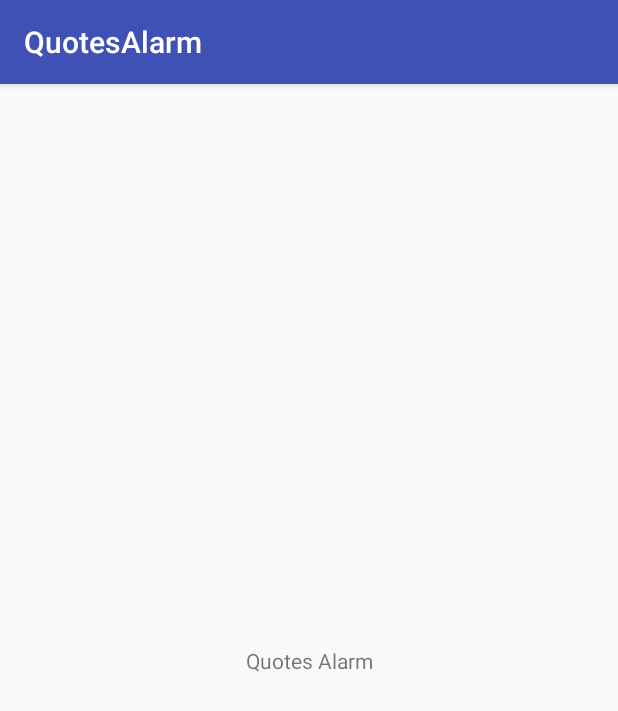
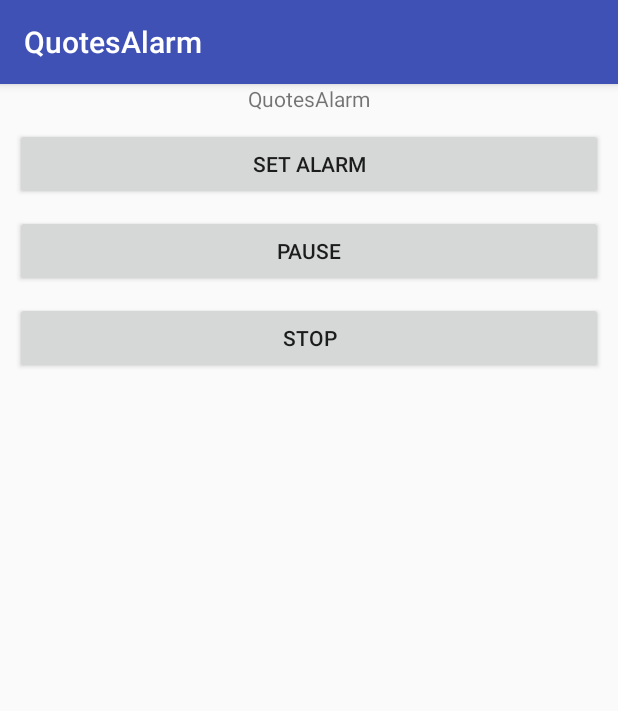
Before and after one commit to VRaj23/QuotesAlarm, an Android app: the screen it shows after launch (MainActivity), on a phone screen of 412 x 824 dp. Shown: the top 711 px of the screen. Run offline under Robolectric (Android 15) with nearby library versions, the light colour scheme and no system bars.

Commit message:
Alarmtone class with Singleton

```diff
--- a/app/src/main/java/varadraj/quotesalarm/AlarmBroadcastReceiver.java
+++ b/app/src/main/java/varadraj/quotesalarm/AlarmBroadcastReceiver.java
@@ -15,7 +15,9 @@ public class AlarmBroadcastReceiver extends BroadcastReceiver {
 
     @Override
     public void onReceive(Context context, Intent intent) {
-        Toast.makeText(context,"Alarm Raised",Toast.LENGTH_LONG).show();
+        //Toast.makeText(context,"Alarm Raised",Toast.LENGTH_LONG).show();
         Log.d("debug","onReceive");
+        AlarmTone alarmTone = AlarmTone.getDefaultInstance();
+        alarmTone.startAlarmTone(context);
     }
 }
--- a/app/src/main/java/varadraj/quotesalarm/MainActivity.java
+++ b/app/src/main/java/varadraj/quotesalarm/MainActivity.java
@@ -6,21 +6,26 @@ import android.content.Intent;
 import android.support.v7.app.AppCompatActivity;
 import android.os.Bundle;
 import android.util.Log;
+import android.view.View;
+import android.widget.Button;
 import android.widget.Toast;
 
-public class MainActivity extends AppCompatActivity {
+public class MainActivity extends AppCompatActivity implements View.OnClickListener {
+
+    Button startAlarm, pauseAlarm, stopAlarm;
 
     @Override
     protected void onCreate(Bundle savedInstanceState) {
         super.onCreate(savedInstanceState);
         setContentView(R.layout.activity_main);
+        startAlarm = (Button)findViewById(R.id.bt_setalarm);
+        startAlarm.setOnClickListener(this);
+        pauseAlarm = (Button)findViewById(R.id.bt_pauseresume);
+        pauseAlarm.setOnClickListener(this);
+        stopAlarm = (Button)findViewById(R.id.bt_stop);
+        stopAlarm.setOnClickListener(this);
     }
 
-    @Override
-    protected void onStart() {
-        super.onStart();
-        setAlarm(10);
-    }
 
     public void setAlarm(int duration){
         Intent intent = new Intent(this, AlarmBroadcastReceiver.class);
@@ -30,4 +35,22 @@ public class MainActivity extends AppCompatActivity {
         Toast.makeText(this,"Alarm set for "+duration+" seconds",Toast.LENGTH_LONG).show();
         Log.d("debug","Alarm Set");
     }
+
+    @Override
+    public void onClick(View view) {
+        switch (view.getId()){
+            case R.id.bt_setalarm:{
+                setAlarm(5);
+                break;
+            }
+            case R.id.bt_pauseresume:{
+                AlarmTone.getDefaultInstance().pauseAlarmTone();
+                break;
+            }
+            case R.id.bt_stop:{
+                AlarmTone.getDefaultInstance().stopAlarmTone();
+                break;
+            }
+        }
+    }
 }
--- a/app/src/main/res/layout/activity_main.xml
+++ b/app/src/main/res/layout/activity_main.xml
@@ -7,12 +7,44 @@
     tools:context="varadraj.quotesalarm.MainActivity">
 
     <TextView
+        android:id="@+id/tv"
         android:layout_width="wrap_content"
         android:layout_height="wrap_content"
-        android:text="Quotes Alarm"
-        app:layout_constraintBottom_toBottomOf="parent"
+        android:text="@string/app_name"
         app:layout_constraintLeft_toLeftOf="parent"
         app:layout_constraintRight_toRightOf="parent"
         app:layout_constraintTop_toTopOf="parent" />
 
+    <Button
+        android:id="@+id/bt_setalarm"
+        android:layout_width="0dp"
+        android:layout_height="wrap_content"
+        android:layout_margin="10dp"
+        app:layout_constraintTop_toBottomOf="@+id/tv"
+        app:layout_constraintLeft_toLeftOf="parent"
+        app:layout_constraintRight_toRightOf="parent"
+        android:text="@string/set_alarm"
+        />
+
+    <Button
+        android:id="@+id/bt_pauseresume"
+        android:layout_width="0dp"
+        android:layout_height="wrap_content"
+        android:layout_margin="10dp"
+        app:layout_constraintTop_toBottomOf="@+id/bt_setalarm"
+        app:layout_constraintLeft_toLeftOf="parent"
+        app:layout_constraintRight_toRightOf="parent"
+        android:text="@string/pause"
+        />
+    <Button
+        android:id="@+id/bt_stop"
+        android:layout_width="0dp"
+        android:layout_height="wrap_content"
+        android:layout_margin="10dp"
+        app:layout_constraintTop_toBottomOf="@+id/bt_pauseresume"
+        app:layout_constraintLeft_toLeftOf="parent"
+        app:layout_constraintRight_toRightOf="parent"
+        android:text="@string/stop"
+        />
+
 </android.support.constraint.ConstraintLayout>
--- a/app/src/main/res/values/strings.xml
+++ b/app/src/main/res/values/strings.xml
@@ -1,3 +1,6 @@
 <resources>
     <string name="app_name">QuotesAlarm</string>
+    <string name="set_alarm">Set Alarm</string>
+    <string name="pause">Pause</string>
+    <string name="stop">Stop</string>
 </resources>
```
Also changed, not shown: app/src/main/java/varadraj/quotesalarm/AlarmTone.java (added, +37 -0 lines), 1 other file.
